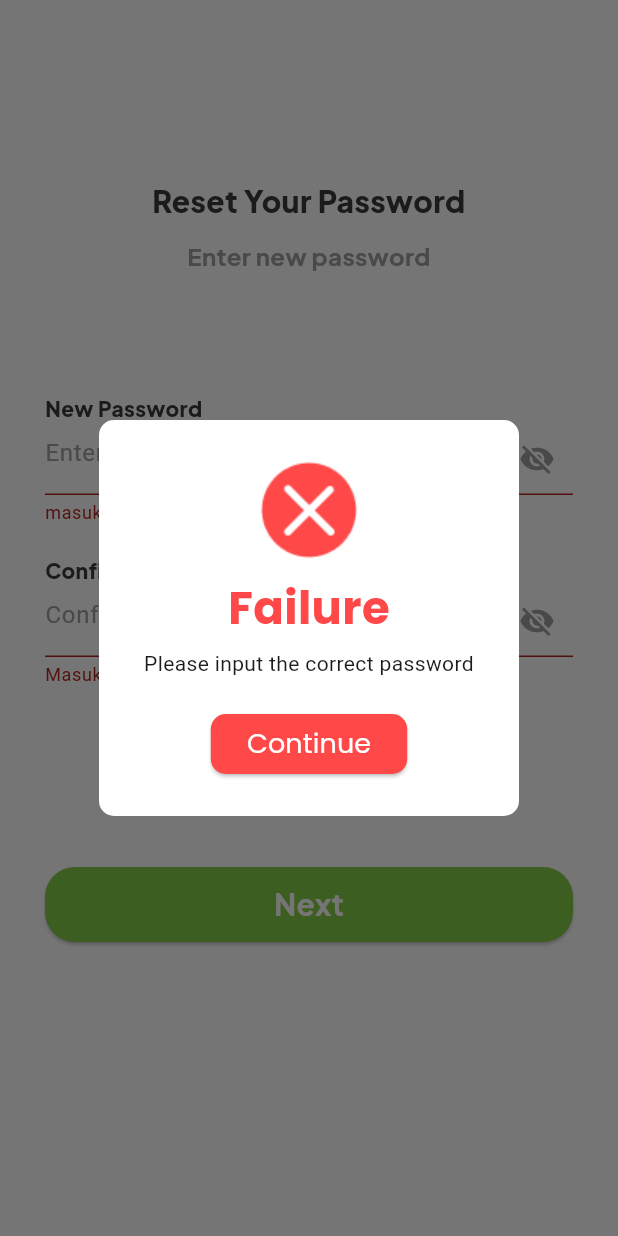
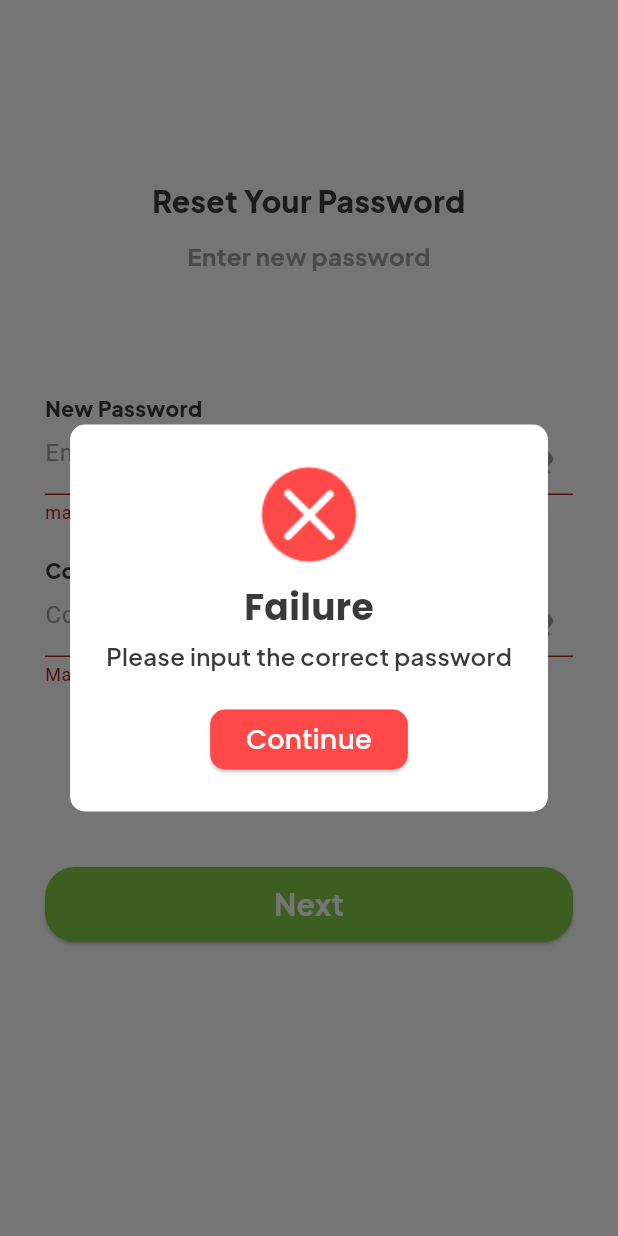
Before and after one commit to Amierza/hadirin, a Flutter app: the RenamePasswordPage screen opened by its route, after a tap on "Next", on a phone screen of 412 x 824 dp. Run offline on Flutter 3.47's test engine with Material 3 defaults, Android fonts, the phone set to English and light mode, and no system bars; our stand-ins replace flutter_dotenv, flutter_map, geolocator, get, get_storage, google_fonts and 2 more; accounts and stored records are empty.

```diff
--- a/frontend/lib/pages/rename_password_page.dart
+++ b/frontend/lib/pages/rename_password_page.dart
@@ -179,6 +179,9 @@ class _RenamePasswordPageState extends State<RenamePasswordPage> {
                           return StatusDialog(
                             isSuccess: true,
                             message: 'Your password is succesfully created',
+                            onPressed: () {
+                              Get.toNamed("/login");
+                            },
                           );
                         },
                       );
@@ -189,6 +192,9 @@ class _RenamePasswordPageState extends State<RenamePasswordPage> {
                           return StatusDialog(
                             isSuccess: false,
                             message: 'Please input the correct password',
+                            onPressed: () {
+                              Get.back();
+                            },
                           );
                         },
                       );
--- a/frontend/lib/widgets/dialog_status.dart
+++ b/frontend/lib/widgets/dialog_status.dart
@@ -1,15 +1,18 @@
 import 'package:flutter/material.dart';
 import 'package:frontend/shared/theme.dart';
 import 'package:google_fonts/google_fonts.dart';
-import 'package:get/get.dart';
-import 'package:frontend/pages/sign_in_page.dart';
 
 class StatusDialog extends StatelessWidget {
   final bool isSuccess;
   final String message;
+  final VoidCallback onPressed;
 
-  const StatusDialog({Key? key, required this.isSuccess, required this.message})
-    : super(key: key);
+  const StatusDialog({
+    Key? key,
+    required this.isSuccess,
+    required this.message,
+    required this.onPressed,
+  }) : super(key: key);
 
   @override
   Widget build(BuildContext context) {
@@ -27,21 +30,24 @@ class StatusDialog extends StatelessWidget {
           Text(
             isSuccess ? 'Success' : 'Failure',
             style: GoogleFonts.poppins(
-              fontSize: 30,
+              fontSize: 24,
               fontWeight: bold,
-              color: isSuccess ? successColor : dangerColor,
+              color: primaryTextColor,
             ),
           ),
           SizedBox(height: 5),
-          Text(message, textAlign: TextAlign.center),
+          Text(
+            message,
+            style: GoogleFonts.plusJakartaSans(
+              fontSize: 16,
+              fontWeight: semiBold,
+              color: primaryTextColor,
+            ),
+            textAlign: TextAlign.center,
+          ),
           SizedBox(height: 20),
           ElevatedButton(
-            onPressed: () {
-              Navigator.of(context).pop();
-              if (isSuccess) {
-                Get.to(() => SignInPage());
-              }
-            },
+            onPressed: onPressed,
             style: ElevatedButton.styleFrom(
               backgroundColor: isSuccess ? primaryColor : dangerColor,
               shape: RoundedRectangleBorder(
@@ -52,7 +58,7 @@ class StatusDialog extends StatelessWidget {
               'Continue',
               style: GoogleFonts.poppins(
                 fontSize: 18,
-                fontWeight: regular,
+                fontWeight: medium,
                 color: backgroundColor,
               ),
             ),
```
Also changed, not shown: frontend/lib/controllers/sign_in_controller.dart (+16 -54 lines).
